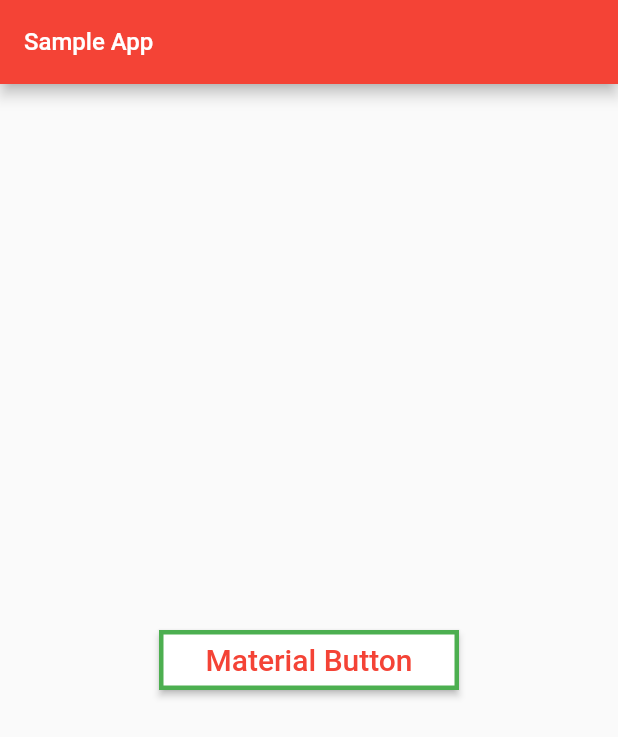
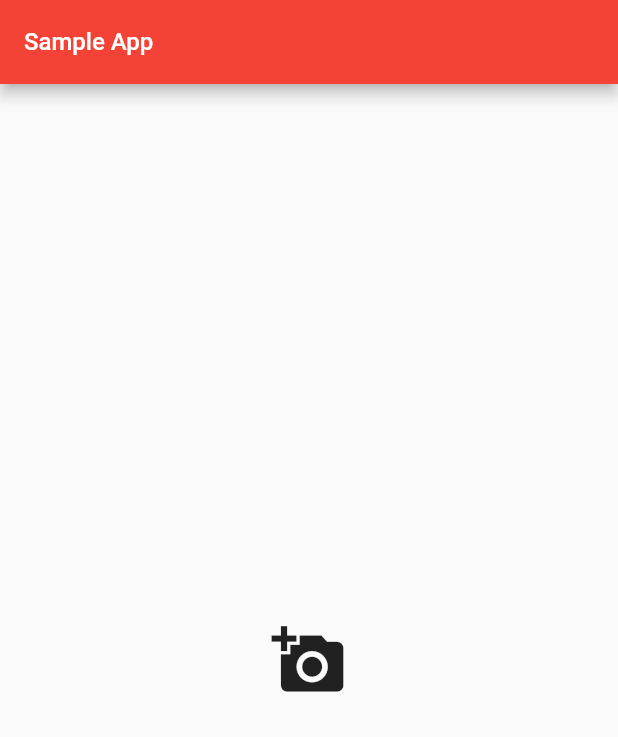
Before and after one commit to Rafid-tawhid/flutter1, a Flutter app: the screen it shows after launch, on a phone screen of 412 x 824 dp. Shown: the top 737 px of the screen. Run offline on Flutter 3.47's test engine with Material 2 defaults, Android fonts, the phone set to English and light mode, and no system bars.

Commit message:
Icon Button

```diff
--- a/lib/main.dart
+++ b/lib/main.dart
@@ -22,16 +22,14 @@ class myApp extends StatelessWidget {
 
         ),
         body: Center(
-          child: MaterialButton(
+          child: IconButton(
             onPressed: (){},
+            icon: Icon(
+              Icons.add_a_photo
+            ),
+            iconSize: 50.0,
             splashColor: Colors.blue,
-            height: 40,
-            minWidth: 200,
-            // shape: RoundedRectangleBorder(borderRadius: BorderRadius.circular(15) ),
-            shape: Border.all(color: Colors.green,width: 3),
-            child: Text("Material Button",style: TextStyle(fontSize: 20,color: Colors.red),),
-            color: Colors.white,
-
+            tooltip: "Add a Photo",
           )
         ),
       ),
```
